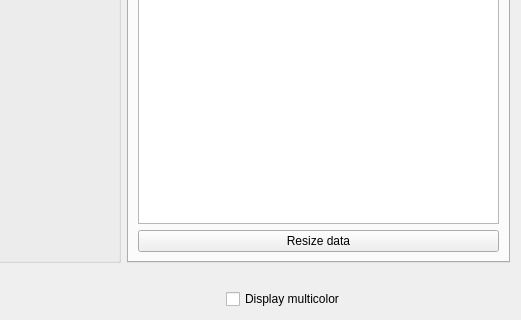
Qt form source/trsedocuments/formimageeditor.ui (leuat/TRSE) before a commit; both pictures show x 657 to 1178 and y 312 to 632 of the 1178 by 632 pixel window.
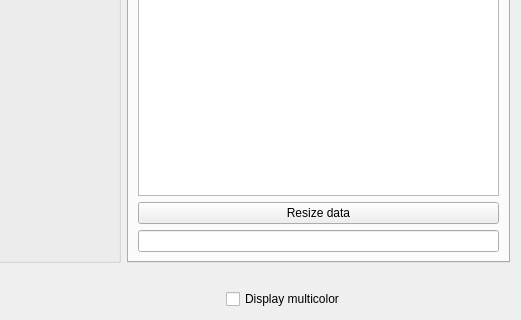
The same form after that commit. The open tabs and pages were chosen to show the change. Custom widgets are drawn as their Qt base class.

The edit to the form file:
```diff
--- a/source/trsedocuments/formimageeditor.ui
+++ b/source/trsedocuments/formimageeditor.ui
@@ -433,6 +433,9 @@
            </property>
           </widget>
          </item>
+         <item row="2" column="0">
+          <widget class="QLineEdit" name="leHeaders"/>
+         </item>
         </layout>
        </widget>
        <widget class="QWidget" name="tab">
```
Left out of the diff: 2 changed lines with no effect on the pictures.
